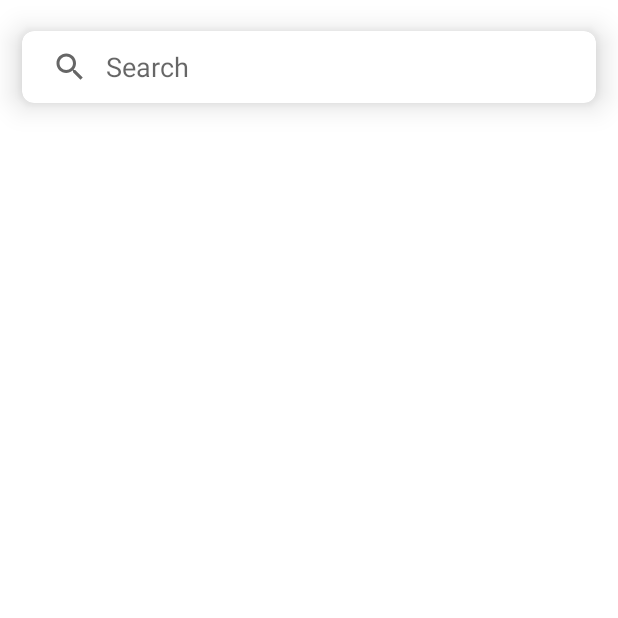
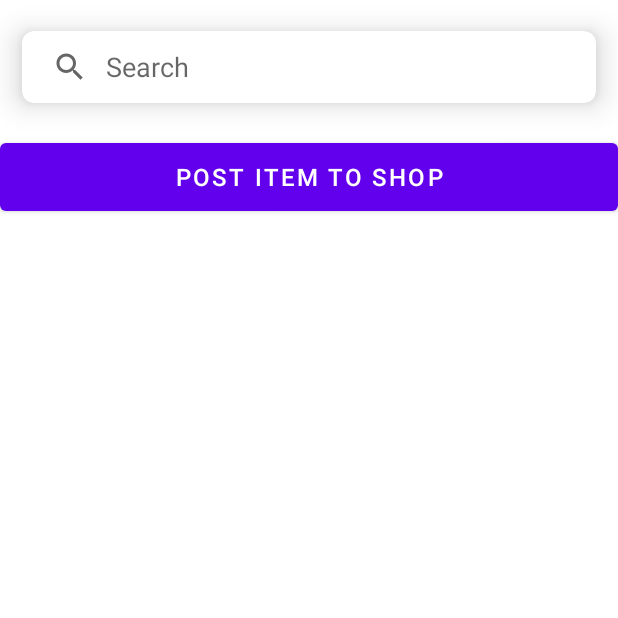
Before and after one commit to lucianIrsigler/mobile_computing_project, an Android app: the HomePage screen opened directly, with no data from a screen before it, on a phone screen of 412 x 824 dp, the top half of it. Run offline under Robolectric (Android 15) with nearby library versions, the phone set to English and light mode, and no system bars.

Commit message:
home page to postItem Screen

```diff
--- a/app/build.gradle
+++ b/app/build.gradle
@@ -8,7 +8,7 @@ android {
 
     defaultConfig {
         applicationId "com.example.logintest"
-        minSdk 26
+        minSdk 22
         targetSdk 33
         versionCode 1
         versionName "1.0"
--- a/app/src/main/java/com/example/logintest/HomePage.java
+++ b/app/src/main/java/com/example/logintest/HomePage.java
@@ -1,6 +1,9 @@
 package com.example.logintest;
 
+import android.content.Intent;
 import android.os.Bundle;
+import android.view.View;
+import android.widget.Button;
 
 import androidx.appcompat.app.AppCompatActivity;
 
@@ -9,5 +12,15 @@ public class HomePage extends AppCompatActivity {
         super.onCreate(savedInstanceState);
         setContentView(R.layout.fragment_home);
 
+        Button postButton = findViewById(R.id.postItemButton);
+        postButton.setOnClickListener(new View.OnClickListener() {
+            @Override
+            public void onClick(View v) {
+                // Create an Intent to navigate to the second screen
+                Intent intent = new Intent(HomePage.this, prodAddScreen.class);
+                startActivity(intent);
+            }
+        });
+
     }
 }
--- a/app/src/main/res/layout/fragment_home.xml
+++ b/app/src/main/res/layout/fragment_home.xml
@@ -36,6 +36,15 @@
         app:layout_constraintTop_toBottomOf="@id/home_header"
         >
 
+
     </androidx.recyclerview.widget.RecyclerView>
+    <Button
+        android:id="@+id/postItemButton"
+        android:layout_width="match_parent"
+        android:layout_height="57dp"
+        android:text="Post Item to Shop"
+        android:textSize="16sp"
+        android:minHeight="32dp"
+        app:layout_constraintTop_toBottomOf="@id/search_recycler_view"/>
 
 </androidx.constraintlayout.widget.ConstraintLayout>
```
